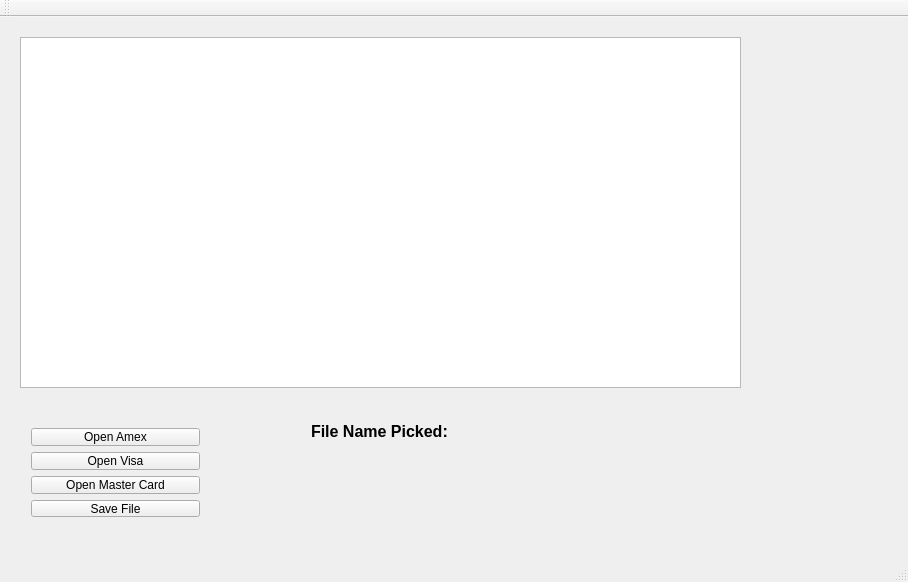
This is test2/mainwindow.ui in dxqzhuang/CardChecker as Qt 5 draws it before an edit. The edited form follows.
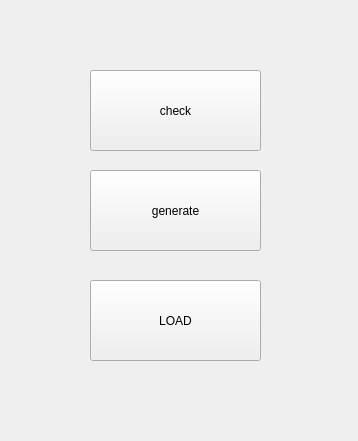
This is the edited form.

```diff
--- a/test2/mainwindow.ui
+++ b/test2/mainwindow.ui
@@ -6,96 +6,52 @@
    <rect>
     <x>0</x>
     <y>0</y>
-    <width>908</width>
-    <height>582</height>
+    <width>358</width>
+    <height>441</height>
    </rect>
   </property>
   <property name="windowTitle">
    <string>MainWindow</string>
   </property>
   <widget class="QWidget" name="centralWidget">
-   <widget class="QTextBrowser" name="fileContentsDisplay">
+   <widget class="QPushButton" name="window1_check_btn">
     <property name="geometry">
      <rect>
-      <x>20</x>
-      <y>20</y>
-      <width>721</width>
-      <height>351</height>
+      <x>90</x>
+      <y>70</y>
+      <width>171</width>
+      <height>81</height>
      </rect>
     </property>
+    <property name="text">
+     <string>check</string>
+    </property>
    </widget>
-   <widget class="QWidget" name="verticalLayoutWidget">
+   <widget class="QPushButton" name="window1_generate_btn">
     <property name="geometry">
      <rect>
-      <x>20</x>
-      <y>400</y>
-      <width>191</width>
-      <height>111</height>
+      <x>90</x>
+      <y>170</y>
+      <width>171</width>
+      <height>81</height>
      </rect>
     </property>
-    <layout class="QVBoxLayout" name="verticalLayout">
-     <item>
-      <widget class="QPushButton" name="loadAmex">
-       <property name="text">
-        <string>Open Amex</string>
-       </property>
-      </widget>
-     </item>
-     <item>
-      <widget class="QPushButton" name="loadVisa">
-       <property name="text">
-        <string>Open Visa</string>
-       </property>
-      </widget>
-     </item>
-     <item>
-      <widget class="QPushButton" name="loadMC">
-       <property name="text">
-        <string>Open Master Card</string>
-       </property>
-      </widget>
-     </item>
-     <item>
-      <widget class="QPushButton" name="saveFileButton">
-       <property name="text">
-        <string>Save File</string>
-       </property>
-      </widget>
-     </item>
-    </layout>
+    <property name="text">
+     <string>generate</string>
+    </property>
    </widget>
-   <widget class="QWidget" name="verticalLayoutWidget_2">
+   <widget class="QPushButton" name="window1_load_btn">
     <property name="geometry">
      <rect>
-      <x>300</x>
-      <y>390</y>
-      <width>411</width>
-      <height>80</height>
+      <x>90</x>
+      <y>280</y>
+      <width>171</width>
+      <height>81</height>
      </rect>
     </property>
-    <layout class="QVBoxLayout" name="verticalLayout_2">
-     <item>
-      <widget class="QLabel" name="fileNameLabel">
-       <property name="font">
-        <font>
-         <pointsize>12</pointsize>
-         <weight>75</weight>
-         <bold>true</bold>
-        </font>
-       </property>
-       <property name="text">
-        <string>File Name Picked:</string>
-       </property>
-      </widget>
-     </item>
-     <item>
-      <widget class="QLabel" name="fileName">
-       <property name="text">
-        <string/>
-       </property>
-      </widget>
-     </item>
-    </layout>
+    <property name="text">
+     <string>LOAD</string>
+    </property>
    </widget>
   </widget>
   <widget class="QMenuBar" name="menuBar">
@@ -108,15 +64,6 @@
     </rect>
    </property>
   </widget>
-  <widget class="QToolBar" name="mainToolBar">
-   <attribute name="toolBarArea">
-    <enum>TopToolBarArea</enum>
-   </attribute>
-   <attribute name="toolBarBreak">
-    <bool>false</bool>
-   </attribute>
-  </widget>
-  <widget class="QStatusBar" name="statusBar"/>
  </widget>
  <layoutdefault spacing="6" margin="11"/>
  <resources/>
```
Left out of the diff: 4 changed lines with no effect on the pictures.
